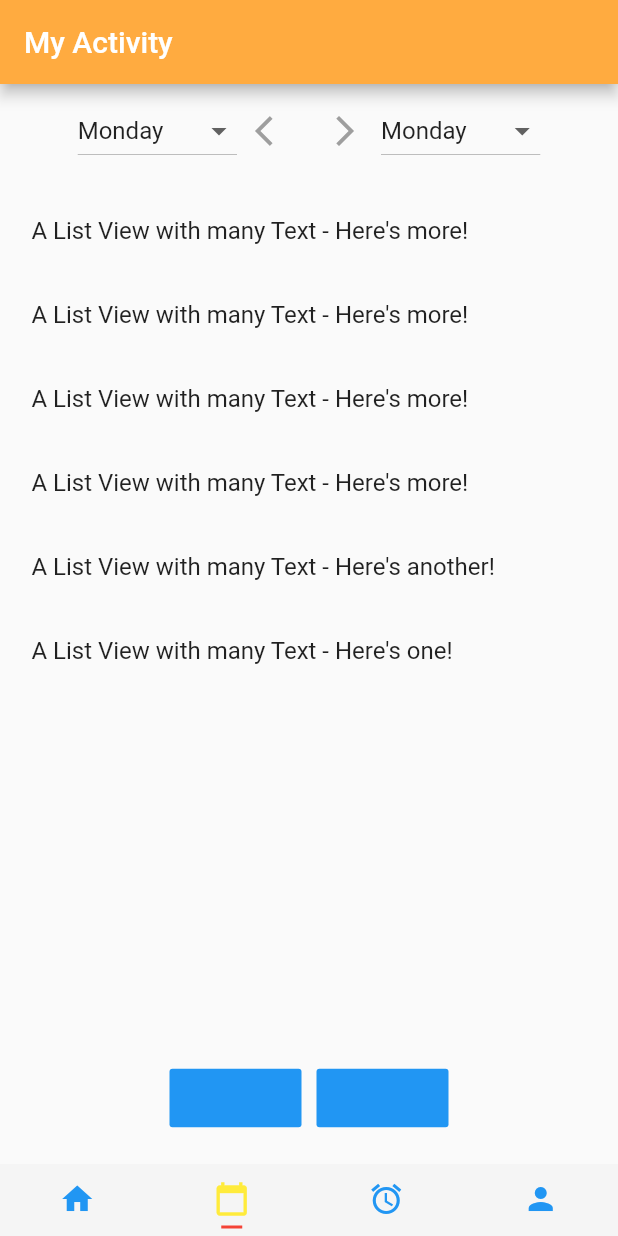
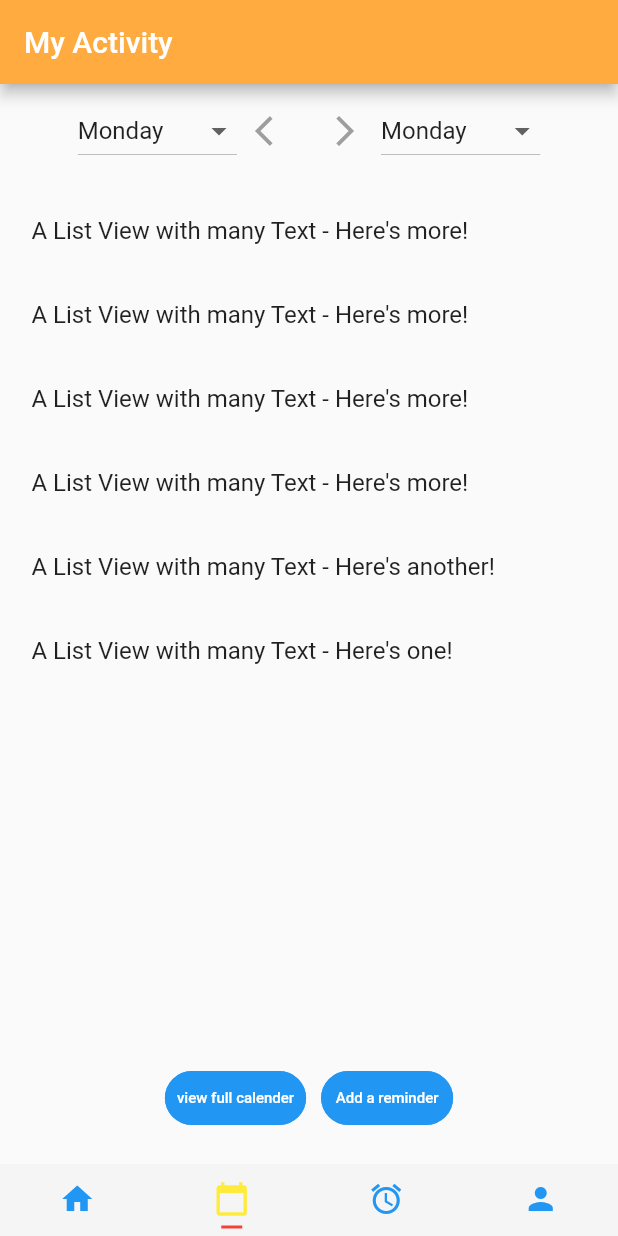
Before and after one commit to medabbassi/me_daily, a Flutter app: the screen it shows after launch, item 2 of the bottom bar chosen, on a phone screen of 412 x 824 dp. Run offline on Flutter 3.47's test engine with Material 2 defaults, Android fonts, the phone set to English and light mode, and no system bars; our stand-ins replace carousel_slider; network calls fail.

Commit message:
make some UI modification in the app Continue developping the second interface in the app

```diff
--- a/lib/interfaces/makeActivity.dart
+++ b/lib/interfaces/makeActivity.dart
@@ -116,7 +116,10 @@ class MakeActivity extends StatelessWidget {
               children: <Widget>[
                 FlatButton(
                   color: Colors.blue,
-
+                  shape: RoundedRectangleBorder(
+                      borderRadius: new BorderRadius.circular(18.0),
+                      side: BorderSide(color: Colors.blue)
+                  ),
                   textColor: Colors.white,
                   disabledColor: Colors.grey,
                   disabledTextColor: Colors.black,
@@ -126,14 +129,17 @@ class MakeActivity extends StatelessWidget {
                     /*...*/
                   },
                   child: Text(
-                    "",
-                    style: TextStyle(fontSize: 20.0),
+                    "view full calender",
+                    style: TextStyle(fontSize: 10.0),
                   ),
                 ),
                 SizedBox(width: 10),
                 FlatButton(
                   color: Colors.blue,
-
+                  shape: RoundedRectangleBorder(
+                      borderRadius: new BorderRadius.circular(18.0),
+                      side: BorderSide(color: Colors.blue)
+                  ),
                   textColor: Colors.white,
                   disabledColor: Colors.grey,
                   disabledTextColor: Colors.black,
@@ -143,8 +149,8 @@ class MakeActivity extends StatelessWidget {
                     /*...*/
                   },
                   child: Text(
-                    "",
-                    style: TextStyle(fontSize: 20.0),
+                    "Add a reminder",
+                    style: TextStyle(fontSize: 10.0),
                   ),
                 ),
               ],
```
Also changed, not shown: lib/interfaces/flowAchievement.dart (+22 -2 lines).
